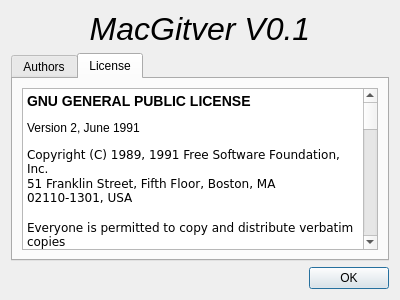
First picture: the form in libMacGitverCore/App/AboutDlg.ui, repository macgitver/MacGitver, before the edit.
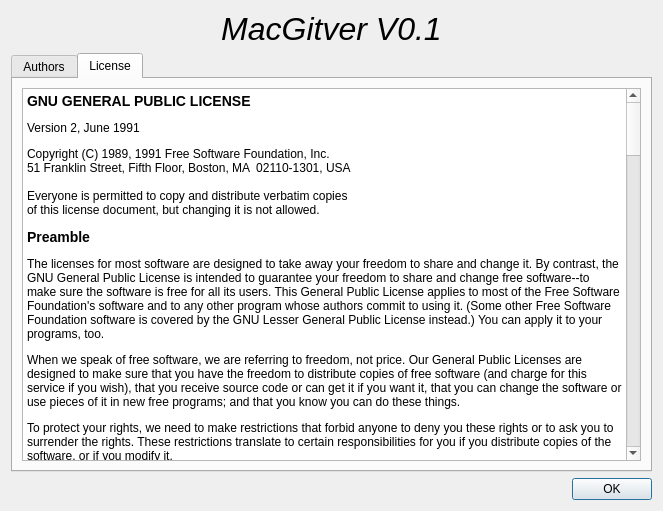
Second picture: the form after the edit. The open tabs and pages were chosen to show the change.

Commit message: bigger about dialog for better reading experience

Diff of the .ui file:
```diff
--- a/libMacGitverCore/App/AboutDlg.ui
+++ b/libMacGitverCore/App/AboutDlg.ui
@@ -6,8 +6,8 @@
    <rect>
     <x>0</x>
     <y>0</y>
-    <width>400</width>
-    <height>300</height>
+    <width>663</width>
+    <height>511</height>
    </rect>
   </property>
   <property name="windowTitle">
@@ -74,11 +74,11 @@
 &lt;/style&gt;&lt;/head&gt;&lt;body style=&quot; font-family:'Sans Serif'; font-size:9pt; font-weight:400; font-style:normal;&quot;&gt;
 &lt;p style=&quot; margin-top:0px; margin-bottom:0px; margin-left:0px; margin-right:0px; -qt-block-indent:0; text-indent:0px;&quot;&gt;&lt;a name=&quot;SEC1&quot;&gt;&lt;/a&gt;&lt;span style=&quot; font-size:large; font-weight:600;&quot;&gt;G&lt;/span&gt;&lt;span style=&quot; font-size:large; font-weight:600;&quot;&gt;NU GENERAL PUBLIC LICENSE&lt;/span&gt;&lt;/p&gt;
 &lt;p style=&quot; margin-top:12px; margin-bottom:12px; margin-left:0px; margin-right:0px; -qt-block-indent:0; text-indent:0px;&quot;&gt;Version 2, June 1991 &lt;/p&gt;
-&lt;pre style=&quot; margin-top:12px; margin-bottom:0px; margin-left:0px; margin-right:0px; -qt-block-indent:0; text-indent:0px;&quot;&gt;&lt;span style=&quot; font-family:'Courier New,courier';&quot;&gt;Copyright (C) 1989, 1991 Free Software Foundation, Inc.  &lt;/span&gt;&lt;/pre&gt;
-&lt;pre style=&quot; margin-top:0px; margin-bottom:0px; margin-left:0px; margin-right:0px; -qt-block-indent:0; text-indent:0px;&quot;&gt;&lt;span style=&quot; font-family:'Courier New,courier';&quot;&gt;51 Franklin Street, Fifth Floor, Boston, MA  02110-1301, USA&lt;/span&gt;&lt;/pre&gt;
-&lt;pre style=&quot;-qt-paragraph-type:empty; margin-top:0px; margin-bottom:0px; margin-left:0px; margin-right:0px; -qt-block-indent:0; text-indent:0px; font-family:'Courier New,courier';&quot;&gt;&lt;br /&gt;&lt;/pre&gt;
-&lt;pre style=&quot; margin-top:0px; margin-bottom:0px; margin-left:0px; margin-right:0px; -qt-block-indent:0; text-indent:0px;&quot;&gt;&lt;span style=&quot; font-family:'Courier New,courier';&quot;&gt;Everyone is permitted to copy and distribute verbatim copies&lt;/span&gt;&lt;/pre&gt;
-&lt;pre style=&quot; margin-top:0px; margin-bottom:12px; margin-left:0px; margin-right:0px; -qt-block-indent:0; text-indent:0px;&quot;&gt;&lt;span style=&quot; font-family:'Courier New,courier';&quot;&gt;of this license document, but changing it is not allowed.&lt;/span&gt;&lt;/pre&gt;
+&lt;p style=&quot; margin-top:12px; margin-bottom:0px; margin-left:0px; margin-right:0px; -qt-block-indent:0; text-indent:0px;&quot;&gt;&lt;span style=&quot; font-family:'Courier New,courier';&quot;&gt;Copyright (C) 1989, 1991 Free Software Foundation, Inc.  &lt;/span&gt;&lt;/p&gt;
+&lt;p style=&quot; margin-top:0px; margin-bottom:0px; margin-left:0px; margin-right:0px; -qt-block-indent:0; text-indent:0px;&quot;&gt;&lt;span style=&quot; font-family:'Courier New,courier';&quot;&gt;51 Franklin Street, Fifth Floor, Boston, MA  02110-1301, USA&lt;/span&gt;&lt;/p&gt;
+&lt;p style=&quot;-qt-paragraph-type:empty; margin-top:0px; margin-bottom:0px; margin-left:0px; margin-right:0px; -qt-block-indent:0; text-indent:0px; font-family:'Courier New,courier';&quot;&gt;&lt;br /&gt;&lt;/p&gt;
+&lt;p style=&quot; margin-top:0px; margin-bottom:0px; margin-left:0px; margin-right:0px; -qt-block-indent:0; text-indent:0px;&quot;&gt;&lt;span style=&quot; font-family:'Courier New,courier';&quot;&gt;Everyone is permitted to copy and distribute verbatim copies&lt;/span&gt;&lt;/p&gt;
+&lt;p style=&quot; margin-top:0px; margin-bottom:12px; margin-left:0px; margin-right:0px; -qt-block-indent:0; text-indent:0px;&quot;&gt;&lt;span style=&quot; font-family:'Courier New,courier';&quot;&gt;of this license document, but changing it is not allowed.&lt;/span&gt;&lt;/p&gt;
 &lt;p style=&quot; margin-top:0px; margin-bottom:0px; margin-left:0px; margin-right:0px; -qt-block-indent:0; text-indent:0px;&quot;&gt;&lt;a name=&quot;preamble&quot;&gt;&lt;/a&gt;&lt;span style=&quot; font-size:large; font-weight:600;&quot;&gt;P&lt;/span&gt;&lt;span style=&quot; font-size:large; font-weight:600;&quot;&gt;reamble&lt;/span&gt;&lt;/p&gt;
 &lt;p style=&quot; margin-top:12px; margin-bottom:12px; margin-left:0px; margin-right:0px; -qt-block-indent:0; text-indent:0px;&quot;&gt;The licenses for most software are designed to take away your freedom to share and change it. By contrast, the GNU General Public License is intended to guarantee your freedom to share and change free software--to make sure the software is free for all its users. This General Public License applies to most of the Free Software Foundation's software and to any other program whose authors commit to using it. (Some other Free Software Foundation software is covered by the GNU Lesser General Public License instead.) You can apply it to your programs, too. &lt;/p&gt;
 &lt;p style=&quot; margin-top:12px; margin-bottom:12px; margin-left:0px; margin-right:0px; -qt-block-indent:0; text-indent:0px;&quot;&gt;When we speak of free software, we are referring to freedom, not price. Our General Public Licenses are designed to make sure that you have the freedom to distribute copies of free software (and charge for this service if you wish), that you receive source code or can get it if you want it, that you can change the software or use pieces of it in new free programs; and that you know you can do these things. &lt;/p&gt;
```
